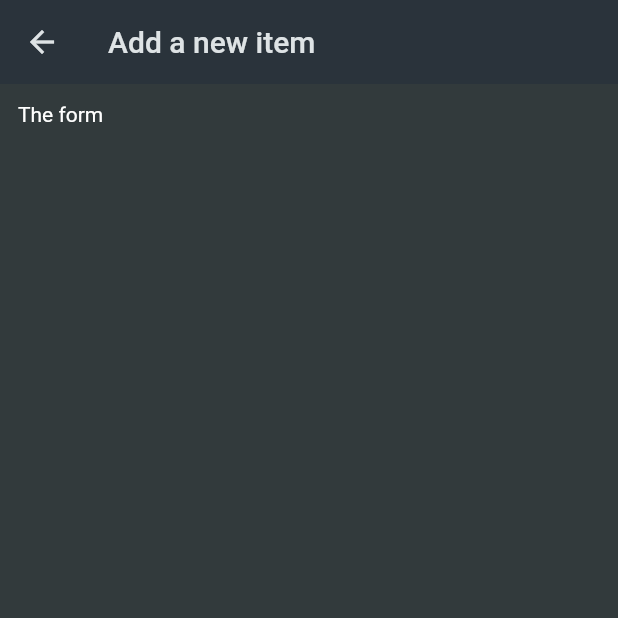
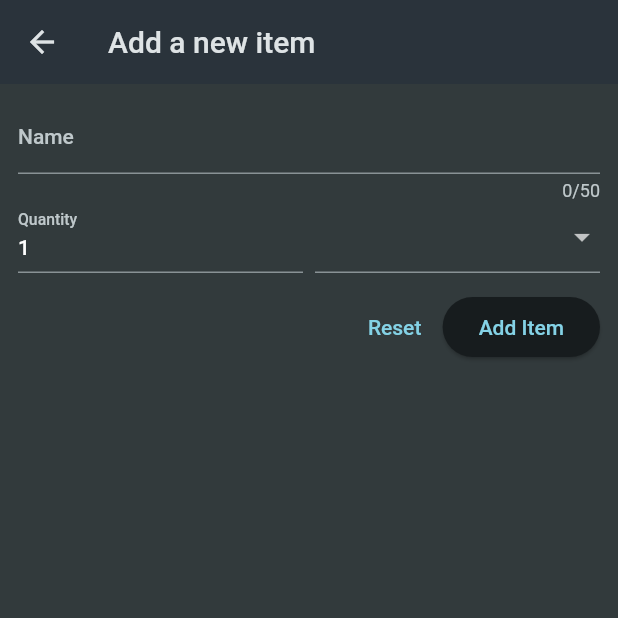
Before and after one commit to widejoy/Expenses-improved-, a Flutter app: the NewItem screen opened directly, on a phone screen of 412 x 824 dp, the top half of it. Run offline on Flutter 3.47's test engine with Material 2 defaults, Android fonts, the phone set to English and light mode, and no system bars.

Commit message:
added form

```diff
--- a/lib/Widgets/category_item.dart
+++ b/lib/Widgets/category_item.dart
@@ -34,7 +34,9 @@ class _CategoryItemState extends State<CategoryItem> {
               width: 24,
               height: 24,
               color: groceryItems[index].category.itemcolor),
-          trailing: Text(groceryItems[index].quantity as String),
+          trailing: Text(
+            groceryItems[index].quantity.toString(),
+          ),
         ),
       ),
     );
--- a/lib/Widgets/new_item.dart
+++ b/lib/Widgets/new_item.dart
@@ -1,4 +1,5 @@
 import 'package:flutter/material.dart';
+import 'package:new_expense/data/categories.dart';
 
 class NewItem extends StatefulWidget {
   const NewItem({super.key});
@@ -14,9 +15,77 @@ class _NewItemState extends State<NewItem> {
       appBar: AppBar(
         title: const Text('Add a new item'),
       ),
-      body: const Padding(
-        padding: EdgeInsets.all(12),
-        child: Text('The form'),
+      body: Padding(
+        padding: const EdgeInsets.all(12),
+        child: Form(
+          child: Column(
+            children: [
+              TextFormField(
+                maxLength: 50,
+                decoration: const InputDecoration(
+                  label: Text('Name'),
+                ),
+                validator: (value) {
+                  return '';
+                },
+              ),
+              Row(
+                crossAxisAlignment: CrossAxisAlignment.end,
+                children: [
+                  Expanded(
+                    child: TextFormField(
+                      decoration: const InputDecoration(
+                        label: Text('Quantity'),
+                      ),
+                      initialValue: '1',
+                    ),
+                  ),
+                  const SizedBox(
+                    width: 8,
+                  ),
+                  Expanded(
+                    child: DropdownButtonFormField(
+                      items: [
+                        for (final i in categories.entries)
+                          DropdownMenuItem(
+                            value: i.value,
+                            child: Row(
+                              children: [
+                                Container(
+                                  width: 16,
+                                  height: 16,
+                                  color: i.value.itemcolor,
+                                ),
+                                const SizedBox(
+                                  width: 6,
+                                ),
+                                Text(i.value.item)
+                              ],
+                            ),
+                          ),
+                      ],
+                      onChanged: (value) {},
+                    ),
+                  ),
+                ],
+              ),
+              const SizedBox(height: 12,),
+              Row(
+                mainAxisAlignment: MainAxisAlignment.end,
+                children: [
+                  TextButton(
+                    onPressed: () {},
+                    child: const Text('Reset'),
+                  ),
+                  ElevatedButton(
+                    onPressed: () {},
+                    child: const Text('Add Item'),
+                  )
+                ],
+              )
+            ],
+          ),
+        ),
       ),
     );
   }
```
Also changed, not shown: lib/main.dart (line endings or trailing spaces).
